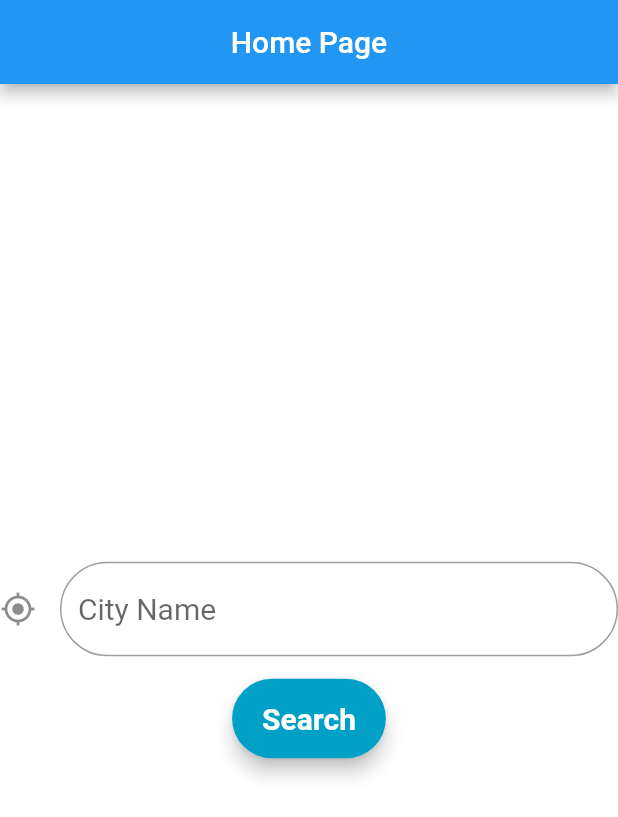
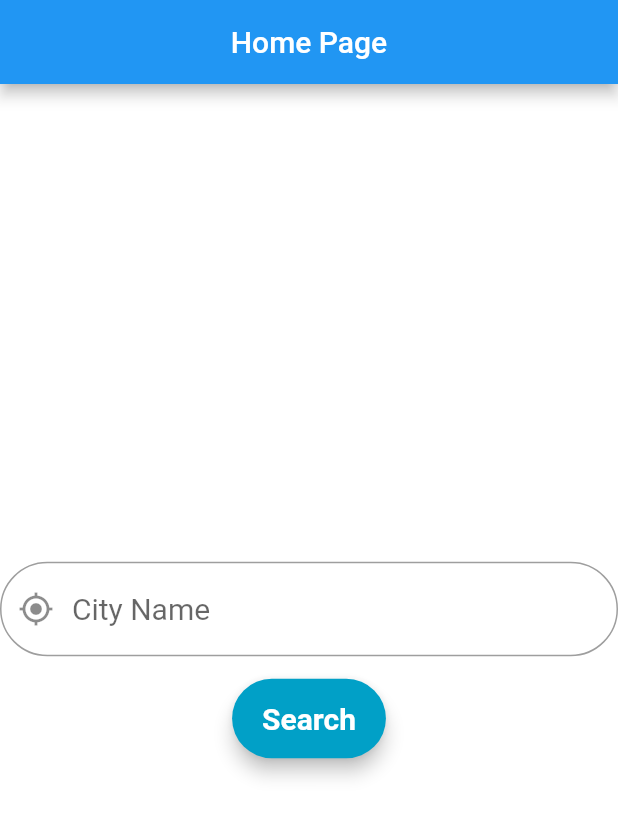
Before and after one commit to aino-surbhi/my_first_flutter_app, a Flutter app: the screen it shows after launch, on a phone screen of 412 x 824 dp. Shown: the top 817 px of the screen. Run offline on Flutter 3.47's test engine with Material 2 defaults, Android fonts, the phone set to English and light mode, and no system bars; Roboto replaces fonts that are missing (Montserrat).

Commit message:
Added icon and simple search button

```diff
--- a/lib/homeScreen.dart
+++ b/lib/homeScreen.dart
@@ -19,7 +19,8 @@ class _HomeScreenState extends State<HomeScreen> {
 
         //  contentPadding: EdgeInsets.fromLTRB(20.0, 15.0, 20.0, 15.0),
           hintText: "City Name",
-          icon: new Icon(Icons.gps_fixed),
+
+          prefixIcon: Icon(Icons.gps_fixed),
           border:
           OutlineInputBorder(borderRadius: BorderRadius.circular(32.0)),
           ),
@@ -76,6 +77,7 @@ class _HomeScreenState extends State<HomeScreen> {
             ),
 
         ),
+
       ),
     );
   }
```
